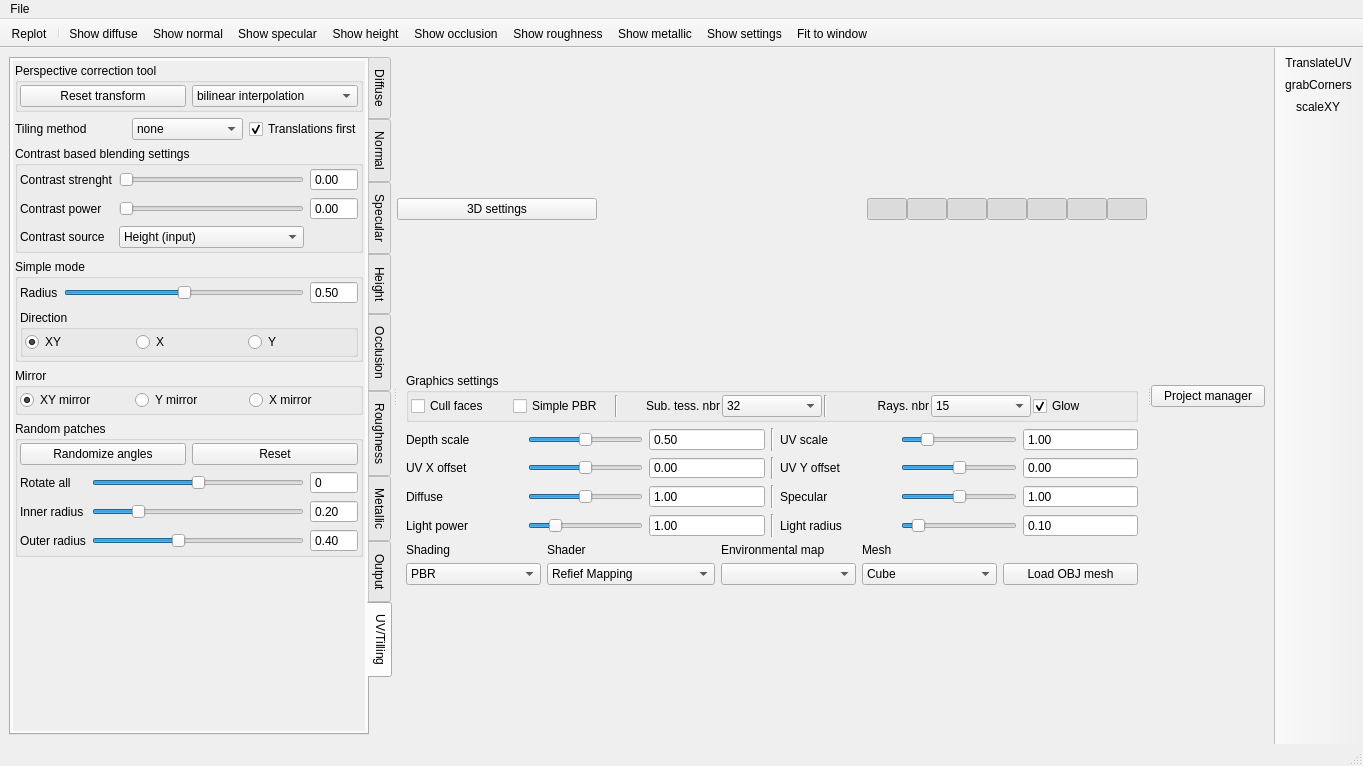
Above: Sources/mainwindow.ui from kmkolasinski/AwesomeBump before the change. Below: the same form after it.
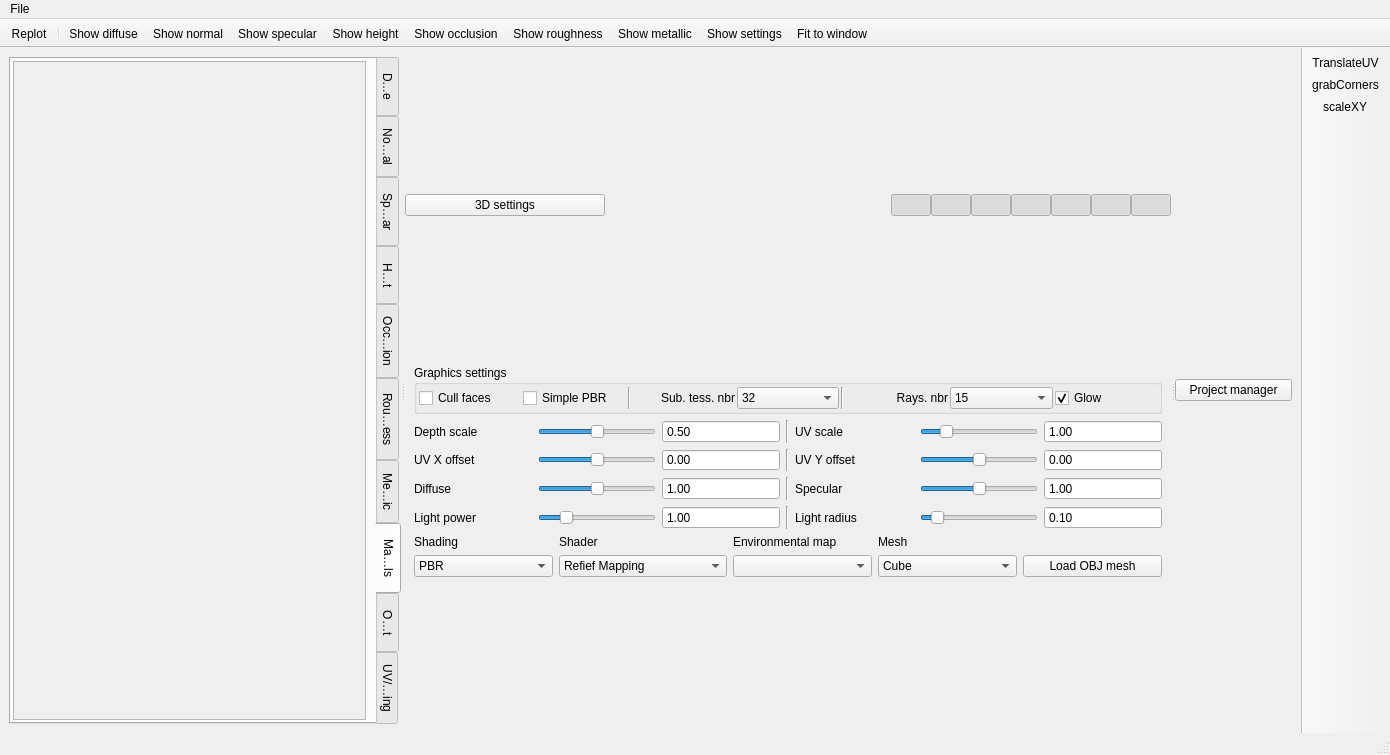
That is the form after the change. The open tabs and pages were chosen to show the change. Icons and pictures are not drawn.

```diff
--- a/Sources/mainwindow.ui
+++ b/Sources/mainwindow.ui
@@ -6,8 +6,8 @@
    <rect>
     <x>0</x>
     <y>0</y>
-    <width>1363</width>
-    <height>766</height>
+    <width>1390</width>
+    <height>755</height>
    </rect>
   </property>
   <property name="sizePolicy">
@@ -576,6 +576,65 @@
          </item>
         </layout>
        </widget>
+       <widget class="QWidget" name="tabMaterialsIndicesImage">
+        <attribute name="title">
+         <string>Materials</string>
+        </attribute>
+        <layout class="QVBoxLayout" name="verticalLayout_3">
+         <property name="leftMargin">
+          <number>2</number>
+         </property>
+         <property name="topMargin">
+          <number>2</number>
+         </property>
+         <property name="bottomMargin">
+          <number>2</number>
+         </property>
+         <item>
+          <widget class="QScrollArea" name="scrollArea_10">
+           <property name="horizontalScrollBarPolicy">
+            <enum>Qt::ScrollBarAlwaysOff</enum>
+           </property>
+           <property name="widgetResizable">
+            <bool>true</bool>
+           </property>
+           <widget class="QWidget" name="scrollAreaWidgetContents_10">
+            <property name="geometry">
+             <rect>
+              <x>0</x>
+              <y>0</y>
+              <width>417</width>
+              <height>644</height>
+             </rect>
+            </property>
+            <property name="sizePolicy">
+             <sizepolicy hsizetype="Minimum" vsizetype="Preferred">
+              <horstretch>0</horstretch>
+              <verstretch>0</verstretch>
+             </sizepolicy>
+            </property>
+            <layout class="QVBoxLayout" name="verticalLayout_30">
+             <property name="leftMargin">
+              <number>0</number>
+             </property>
+             <property name="topMargin">
+              <number>0</number>
+             </property>
+             <property name="rightMargin">
+              <number>0</number>
+             </property>
+             <property name="bottomMargin">
+              <number>0</number>
+             </property>
+             <item>
+              <layout class="QVBoxLayout" name="verticalLayoutMaterialIndicesImage"/>
+             </item>
+            </layout>
+           </widget>
+          </widget>
+         </item>
+        </layout>
+       </widget>
        <widget class="QWidget" name="tabOutput">
         <property name="sizePolicy">
          <sizepolicy hsizetype="Expanding" vsizetype="Preferred">
@@ -1933,8 +1992,8 @@
              <rect>
               <x>0</x>
               <y>0</y>
-              <width>357</width>
-              <height>631</height>
+              <width>426</width>
+              <height>646</height>
              </rect>
             </property>
             <property name="sizePolicy">
@@ -3774,8 +3833,8 @@
     <rect>
      <x>0</x>
      <y>0</y>
-     <width>1363</width>
-     <height>25</height>
+     <width>1390</width>
+     <height>21</height>
     </rect>
    </property>
    <widget class="QMenu" name="menuFile">
```
Left out of the diff: 74 changed lines with no effect on the pictures.
